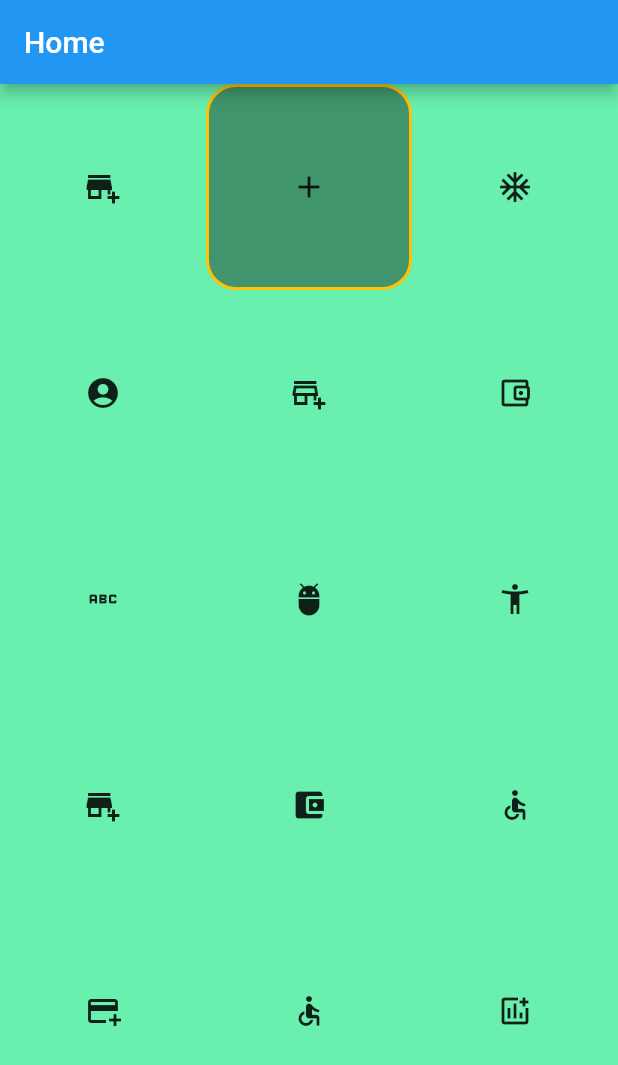
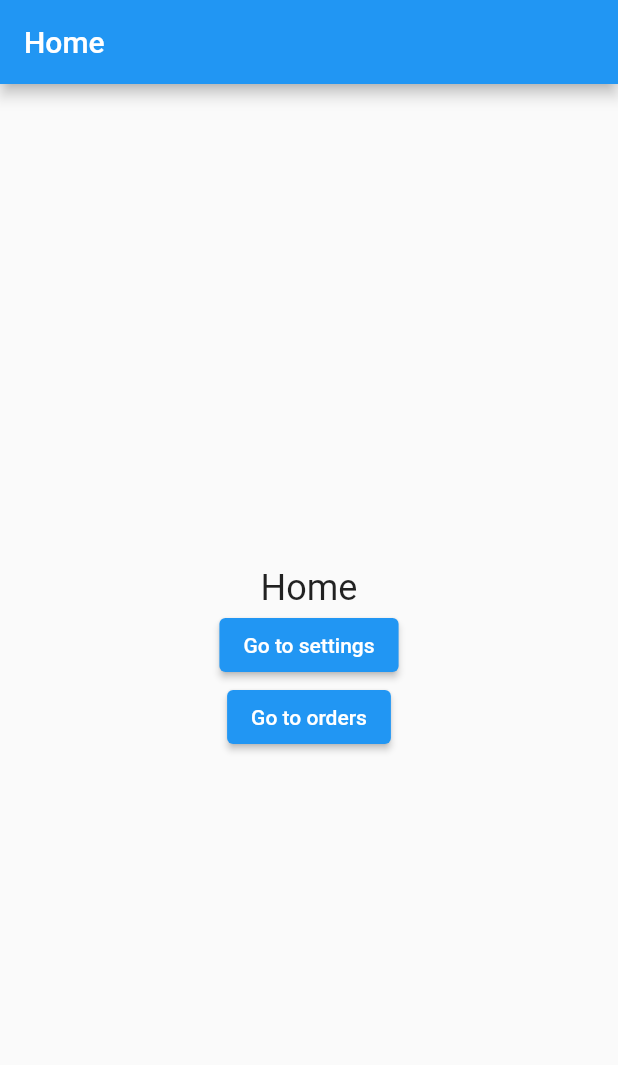
Before and after one commit to flucloxin500/Ostad_Batch_04, a Flutter app: the screen it shows after launch, on a phone screen of 412 x 824 dp. Shown: the top 1065 px of the screen. Run offline on Flutter 3.47's test engine with Material 2 defaults, Android fonts, the phone set to English and light mode, and no system bars.

```diff
--- a/lib/main.dart
+++ b/lib/main.dart
@@ -1,6 +1,6 @@
 import 'package:flutter/material.dart';
 
-class MyApp extends StatelessWidget {
+/*class MyApp extends StatelessWidget {
   @override
   Widget build(BuildContext context) {
     return MaterialApp(
@@ -11,135 +11,217 @@ class MyApp extends StatelessWidget {
   }
 }
 
-class HomeScreen extends StatelessWidget{
+class HomeScreen extends StatefulWidget{
+  @override
+  State<HomeScreen> createState() => _HomeScreenState();
+}
+
+class _HomeScreenState extends State<HomeScreen> {
+  /// for listing student
+  List<String> students = [
+    'WALID',
+    'ARSHAD',
+    'JEETU',
+    'AHSAASY',
+    'DIPTO',
+  ];
   @override
   Widget build(BuildContext context) {
     return Scaffold(
       appBar: AppBar(
         title: Text('Home'),
       ),
-        body: Container(
-          decoration: BoxDecoration(
-              color: Colors.greenAccent
+      body: Scrollbar(
+        thickness: 30,
+        radius: Radius.circular(10),
+        /// Listview separator
+        /// Listview builder
+        //
+        child: ListView.separated(
+          itemCount: students.length,
+          itemBuilder: (context,index){
+
+            return ListTile(
+              onTap: (){
+                print('Touched builder');
+              },
+              title: Text(students[index])
+            );
+            },
+          separatorBuilder: (context,index){
+            return Divider();
+          },
         ),
-          child: Scrollbar(
-            thickness: 20,
-            radius: Radius.circular(10),
-            child: GridView(
+        //child: ListView.builder(
+          // Listview.separated
+
+          //separatorBuilder: (context,index){
+          //   return Column(
+          //     children: [
+          //       Text(index.toString()),
+          //       Divider(),
+          //     ],
+          //   );
+            //return Divider();
+          //},
+          //itemCount: 18,
+            //itemBuilder: (context,index) {
+          //return ListTile(
+            //title: Text('Item number ${index}'),
+          //);
+        //},
+        //),
+        /*GridView.builder(
+          itemCount: 16,
          gridDelegate: SliverGridDelegateWithFixedCrossAxisCount(
-                  crossAxisCount: 3),
+           crossAxisCount: 2 ,
+         ),
+          itemBuilder: (context,index){
+           return Column(
              children: [
-                Icon(Icons.add_business),
-                Container(
-                    decoration: BoxDecoration(
-                      color: Colors.black38,
-                      border: Border.all(color: Colors.amber,width: 2),
-                      borderRadius: BorderRadius.circular(20),
-                    ),
-                    child: Icon(Icons.add)),
-                Icon(Icons.ac_unit),
-                Icon(Icons.account_circle),
-                Icon(Icons.add_business_outlined),
-                Icon(Icons.account_balance_wallet_outlined),
-                Icon(Icons.abc),
+               Text(index.toString()),
                Icon(Icons.adb_rounded),
-                Icon(Icons.accessibility_new_sharp),
-                Icon(Icons.add_business),
-                Icon(Icons.account_balance_wallet),
-                Icon(Icons.accessible_rounded),
-                Icon(Icons.add_card_outlined),
-                Icon(Icons.accessible_rounded),
-                Icon(Icons.add_chart_outlined),
              ],
-            ),
-          ),
-        )
-      /*
-      Container(
-        decoration: BoxDecoration(
-          color: Colors.lightGreen
-        ),
-        child: Scrollbar(
+           );
+          },
 
-        child: SingleChildScrollView(
-
-          // direction of scroll area
-          scrollDirection: Axis.vertical,
-          child: Column(
-            children: [
-              Container(
-                margin: EdgeInsets.symmetric(vertical: 10,horizontal: 5),
-
-                decoration: BoxDecoration(
-                  color: Colors.blue,
-                  border: Border.all(color: Colors.black38,width: 2),
-                  borderRadius: BorderRadius.all(Radius.circular(48)),
+        ),*/
 
         ),
-                child: ListTile(
-                  title: Text('Username'),
-                  subtitle: Text('user@gmnail.com'),
-                  leading: Icon(Icons.adb_outlined),
-                  trailing: Icon(Icons.arrow_right_alt),
-                  onTap: (){
-                    print('Last Title pressed');
+      );
+
+  }
+}
+
+ */
+/// Navigator ==> one page to another page
+/// Navigator 1(simnple and lengthy),2(complex)
+/// Router package ==>GoROuter,GetX,AutoRoute
+
+void main() {
+  runApp(MyApp());
+}
+
+class MyApp extends StatelessWidget {
+  const MyApp({super.key});
+
+  @override
+  Widget build(BuildContext context) {
+    return MaterialApp(
+      home: HomeScreen(),
+    );
+  }
+}
+
+class HomeScreen extends StatelessWidget {
+  const HomeScreen({super.key});
+
+  @override
+  Widget build(BuildContext context) {
+    return Scaffold(
+      appBar: AppBar(
+        title: Text('Home'),
+      ),
+      body: Center(
+        child: Column(
+          mainAxisAlignment: MainAxisAlignment.center,
+          children: [
+            Text(
+              'Home',
+              style: TextStyle(fontSize: 24),
+            ),
+            ElevatedButton(
+              onPressed: () {
+                Navigator.push(
+                  context,
+                  MaterialPageRoute(
+                    builder: (context) => SettingsScreen(),
+                  ),
+                );
               },
+              child: Text('Go to settings'),
             ),
+            ElevatedButton(
+              onPressed: () {
+                Navigator.push(
+                  context,
+                  MaterialPageRoute(
+                    builder: (context) => OrdersScreen(),
                   ),
-              Divider(
-                height: 5,
-                thickness: 1,
-                color: Colors.black38,
-                endIndent: 25,
-                indent: 16,
-              ),
-              ListTile(
-                title: Text('Username'),
-                subtitle: Text('user@gmnail.com'),
-                leading: Icon(Icons.adb_outlined),
-                trailing: Icon(Icons.arrow_right_alt),
-                onTap: (){
-                  print('Last Title pressed');
+                );
               },
-              ),
-              ListTile(
-                title: Text('Username'),
-                subtitle: Text('user@gmnail.com'),
-                leading: Icon(Icons.adb_outlined),
-                trailing: Icon(Icons.arrow_right_alt),
-
-                onTap: (){
-                  print('Last Title pressed');
-                },
-              ),
-              Divider(
-                height: 5,
-                thickness: 1,
-                color: Colors.pink,
-                endIndent: 25,
-                indent: 16,
-              ),
-              ListTile(
-                title: Text('Username'),
-                subtitle: Text('user@gmnail.com'),
-                leading: Icon(Icons.adb_outlined),
-                trailing: Icon(Icons.arrow_right_alt),
-                onTap: (){
-                  print('Last Title pressed');
-                },
+              child: Text('Go to orders'),
             ),
           ],
         ),
       ),
+    );
+  }
+}
+
+class SettingsScreen extends StatelessWidget {
+  const SettingsScreen({super.key});
+
+  @override
+  Widget build(BuildContext context) {
+    return Scaffold(
+      appBar: AppBar(
+        title: Text('Home'),
+      ),
+      body: Center(
+        child: Column(
+          mainAxisAlignment: MainAxisAlignment.center,
+          children: [
+            Text(
+              'Settings',
+              style: TextStyle(fontSize: 24),
+            ),ElevatedButton(onPressed: (){
+              //Navigator.pushReplacement(context, MaterialPageRoute(builder: (context)=> HomeScreen()));
+              Navigator.pushAndRemoveUntil(context, MaterialPageRoute(builder: (context) => HomeScreen()), (route) => false);
+            }, child: Text('Home'))
+          ],
+        ),
+      ),
+    );
+  }
+}
+
+class OrdersScreen extends StatelessWidget {
+  const OrdersScreen({super.key});
+
+  @override
+  Widget build(BuildContext context) {
+    return Scaffold(
+      appBar: AppBar(
+        title: Text('Orders'),
+      ),
+      body: Center(
+        child: Column(
+          mainAxisAlignment: MainAxisAlignment.center,
+          children: [
+            Text(
+              'Orders',
+              style: TextStyle(fontSize: 24),
+            ),
+            TextButton(
+              onPressed: () {
+
+                Navigator.pushReplacement(context,
+                  MaterialPageRoute(builder: (context) => SettingsScreen(),),);
+              },
+              child: Text('Go to settings'),
             ),
 
-     ),*/
+            TextButton(
+              onPressed: () {
+                Navigator.pop(context);
+              },
+              child: Text('Back to home',
+                style: TextStyle(fontWeight: FontWeight.bold),),
+            ),
+          ],
+        ),
+      ),
     );
-
   }
-
 }
-void main (){
-  runApp(MyApp());
-
-}
```
Lines whose indentation alone changed are shown as unchanged.
